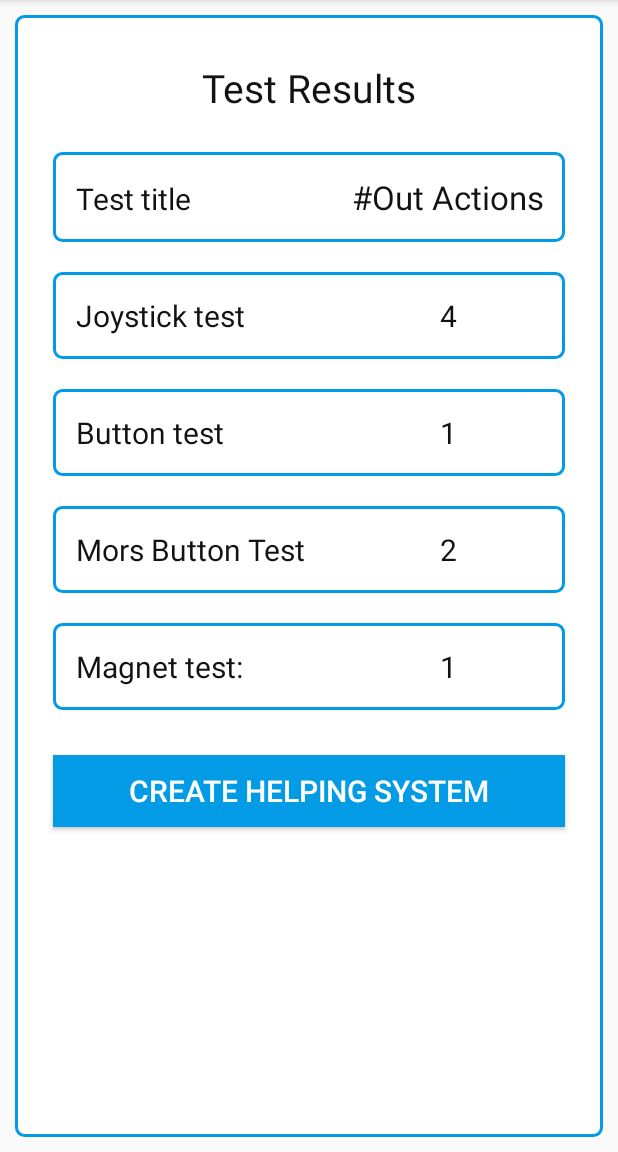
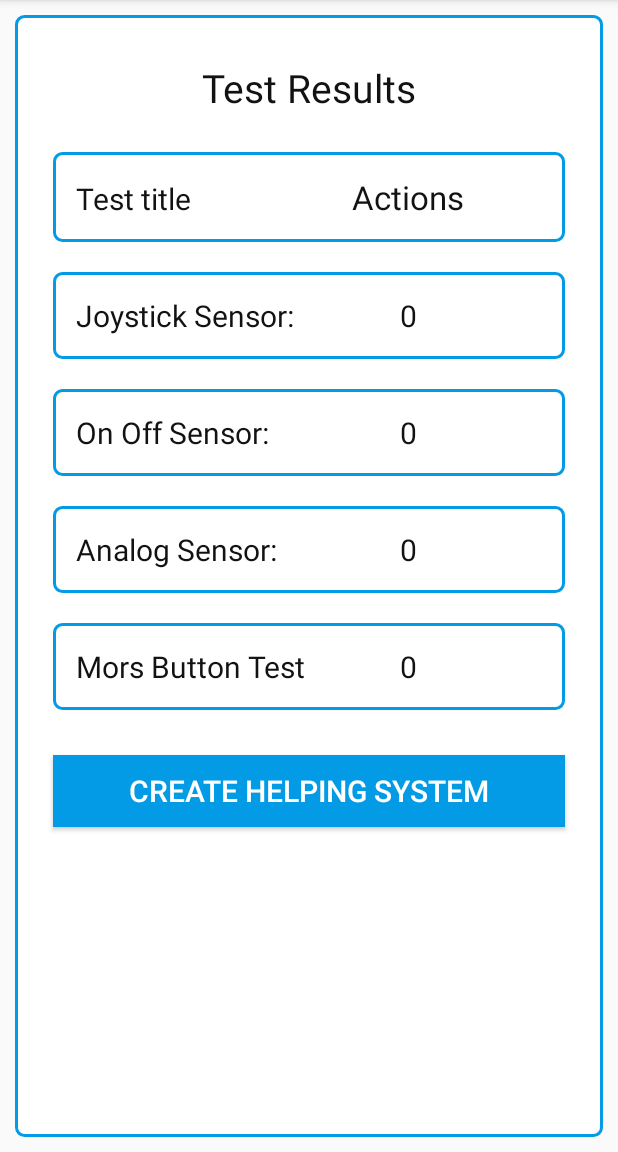
Before and after one commit to brkrot/AlsHelper, an Android app: the TestResults screen opened directly, with no data from a screen before it, on a phone screen of 412 x 824 dp, the part 84-1236 px from its top. Run offline under Robolectric (Android 15) with nearby library versions, the phone set to English and light mode, and no system bars; 1 statement that could not run was skipped.

Commit message:
present the test results(just num of actions) on TestResult Activity

```diff
--- a/app/src/main/java/com/example/alshelper/processingData/DiagnosisDataCollector.java
+++ b/app/src/main/java/com/example/alshelper/processingData/DiagnosisDataCollector.java
@@ -3,12 +3,15 @@ import java.util.HashMap; // import the HashMap class
 
 public class DiagnosisDataCollector {
     public DiagnosisDataCollector(){
-        HashMap<String, Integer> dataMap = new HashMap<String, Integer>();
+        dataMap = new HashMap<String, Integer>();
         dataMap.put("On off ability", 0);
         dataMap.put("Right ability", 0);
         dataMap.put("Left ability", 0);
         dataMap.put("Combine directions ability", 0);
     }
     public HashMap<String, Integer> dataMap;
+    public void add_value(){
+        int a = 0;
+    }
 
 }
--- a/app/src/main/java/com/example/alshelper/processingData/TestResults.java
+++ b/app/src/main/java/com/example/alshelper/processingData/TestResults.java
@@ -2,19 +2,50 @@ package com.example.alshelper.processingData;
 
 import androidx.appcompat.app.AppCompatActivity;
 
-import android.content.Intent;
 import android.os.Bundle;
-import android.view.View;
+import android.util.Log;
+import android.widget.TextView;
 
+import java.util.Map;
+
+import com.example.alshelper.AppBase;
 import com.example.alshelper.R;
-import com.example.alshelper.processingData.Form;
 
 public class TestResults extends AppCompatActivity {
+
+    private Integer joystickSumOfActions = 0;
+    private Integer analogSumOfActions = 0;
+    private Integer onOffSumOfActions = 0;
+    private TextView JoystickTestVal;
+    private TextView onOffTestVal;
+    private TextView morsButtonTestVal;
+    private TextView analogTestVal;
 
     @Override
     protected void onCreate(Bundle savedInstanceState) {
         super.onCreate(savedInstanceState);
         setContentView(R.layout.activity_test_results);
+        Log.i("TestResults", "onCreate");
+        JoystickTestVal = (TextView) findViewById(R.id.JoystickTestVal);
+        onOffTestVal = (TextView) findViewById(R.id.OnOffTestVal);
+        morsButtonTestVal = (TextView) findViewById(R.id.morsButtonTestVal);
+        analogTestVal = (TextView) findViewById(R.id.AnalogTestVal);
+        for (Map.Entry<String, Integer> set : AppBase.INSTANCE.diagnosticData.dataMap.entrySet()) {
+            System.out.println(set.getKey() + " = " + set.getValue());
+            String sensor_and_attribute_key[] = set.getKey().split(" ", 2);
+            switch (sensor_and_attribute_key[0]){
+                case("JOYSTICK"):
+                    present_joystick_ability(sensor_and_attribute_key[1], set.getValue());
+                    break;
+                case("ONOFF"):
+                    present_on_off_ability(sensor_and_attribute_key[1], set.getValue());
+                    break;
+                case("ANALOG"):
+                    present_analog_ability(sensor_and_attribute_key[1], set.getValue());
+                    break;
+                default:
+                    break;
+        }
     }
 
     public void createHelpingSystem (View v){
@@ -22,3 +53,24 @@ public class TestResults extends AppCompatActivity {
         startActivity(intent);
     }
 }
+
+    private void present_joystick_ability(String ability, Integer value) {
+        if (value != 0){
+            joystickSumOfActions += 1;
+            JoystickTestVal.setText((joystickSumOfActions).toString());
+        }
+    }
+    private void present_analog_ability(String ability, Integer value) {
+        if (value != 0) {
+            analogSumOfActions += 1;
+            analogTestVal.setText(analogSumOfActions.toString());
+        }
+    }
+    private void present_on_off_ability(String ability, Integer value) {
+        if (value != 0) {
+            onOffSumOfActions += 1;
+            onOffTestVal.setText(onOffSumOfActions.toString());
+        }
+    }
+
+    }
--- a/app/src/main/res/layout/activity_test_results.xml
+++ b/app/src/main/res/layout/activity_test_results.xml
@@ -56,7 +56,7 @@
                     android:layout_width="match_parent"
                     android:layout_height="wrap_content"
                     android:padding="15dp"
-                    android:text="#Out Actions"
+                    android:text="Actions"
                     android:textAlignment="textStart"
                     android:textColor="@color/black"
                     android:textSize="22sp" />
@@ -74,7 +74,7 @@
                     android:layout_width="match_parent"
                     android:layout_height="wrap_content"
                     android:padding="15dp"
-                    android:text="Joystick test "
+                    android:text="Joystick Sensor:"
                     android:textAlignment="viewStart"
                     android:textColor="@color/black"
                     android:textSize="20sp" />
@@ -84,7 +84,7 @@
                     android:layout_width="match_parent"
                     android:layout_height="wrap_content"
                     android:padding="15dp"
-                    android:text="4"
+                    android:text="0"
                     android:textAlignment="center"
                     android:textColor="@color/black"
                     android:textSize="20sp" />
@@ -98,21 +98,49 @@
                 android:background="@drawable/border">
 
                 <TextView
-                    android:id="@+id/ButtonTest"
+                    android:id="@+id/OnOffTest"
                     android:layout_width="match_parent"
                     android:layout_height="wrap_content"
                     android:padding="15dp"
-                    android:text="Button test "
+                    android:text="On Off Sensor:"
                     android:textAlignment="viewStart"
                     android:textColor="@color/black"
                     android:textSize="20sp" />
 
                 <TextView
-                    android:id="@+id/ButtonTestVal"
+                    android:id="@+id/OnOffTestVal"
                     android:layout_width="match_parent"
                     android:layout_height="wrap_content"
                     android:padding="15dp"
-                    android:text="1"
+                    android:text="0"
+                    android:textAlignment="center"
+                    android:textColor="@color/black"
+                    android:textSize="20sp" />
+            </TableRow>
+
+            <TableRow
+                android:layout_width="match_parent"
+                android:layout_height="match_parent"
+                android:layout_marginTop="10dp"
+                android:layout_marginBottom="10dp"
+                android:background="@drawable/border">
+
+                <TextView
+                    android:id="@+id/AnalogTest"
+                    android:layout_width="match_parent"
+                    android:layout_height="wrap_content"
+                    android:padding="15dp"
+                    android:text="Analog Sensor:"
+                    android:textAlignment="viewStart"
+                    android:textColor="@color/black"
+                    android:textSize="20sp" />
+
+                <TextView
+                    android:id="@+id/AnalogTestVal"
+                    android:layout_width="match_parent"
+                    android:layout_height="wrap_content"
+                    android:padding="15dp"
+                    android:text="0"
                     android:textAlignment="center"
                     android:textColor="@color/black"
                     android:textSize="20sp" />
@@ -140,35 +168,7 @@
                     android:layout_width="match_parent"
                     android:layout_height="wrap_content"
                     android:padding="15dp"
-                    android:text="2"
-                    android:textAlignment="center"
-                    android:textColor="@color/black"
-                    android:textSize="20sp" />
-            </TableRow>
-
-            <TableRow
-                android:layout_width="match_parent"
-                android:layout_height="match_parent"
-                android:layout_marginTop="10dp"
-                android:layout_marginBottom="10dp"
-                android:background="@drawable/border">
-
-                <TextView
-                    android:id="@+id/MagnetTest"
-                    android:layout_width="match_parent"
-                    android:layout_height="wrap_content"
-                    android:padding="15dp"
-                    android:text="Magnet test:"
-                    android:textAlignment="viewStart"
-                    android:textColor="@color/black"
-                    android:textSize="20sp" />
-
-                <TextView
-                    android:id="@+id/MagnetTestVal"
-                    android:layout_width="match_parent"
-                    android:layout_height="wrap_content"
-                    android:padding="15dp"
-                    android:text="1"
+                    android:text="0"
                     android:textAlignment="center"
                     android:textColor="@color/black"
                     android:textSize="20sp" />
```
Also changed, not shown: app/src/main/java/com/example/alshelper/sensors/AnalogSensorActivity.java (+18 -6 lines), app/src/main/java/com/example/alshelper/sensors/JoystickSensor.java (+8 -7 lines), app/src/main/java/com/example/alshelper/sensors/OnOffSensorActivity.java (+8 -0 lines).
